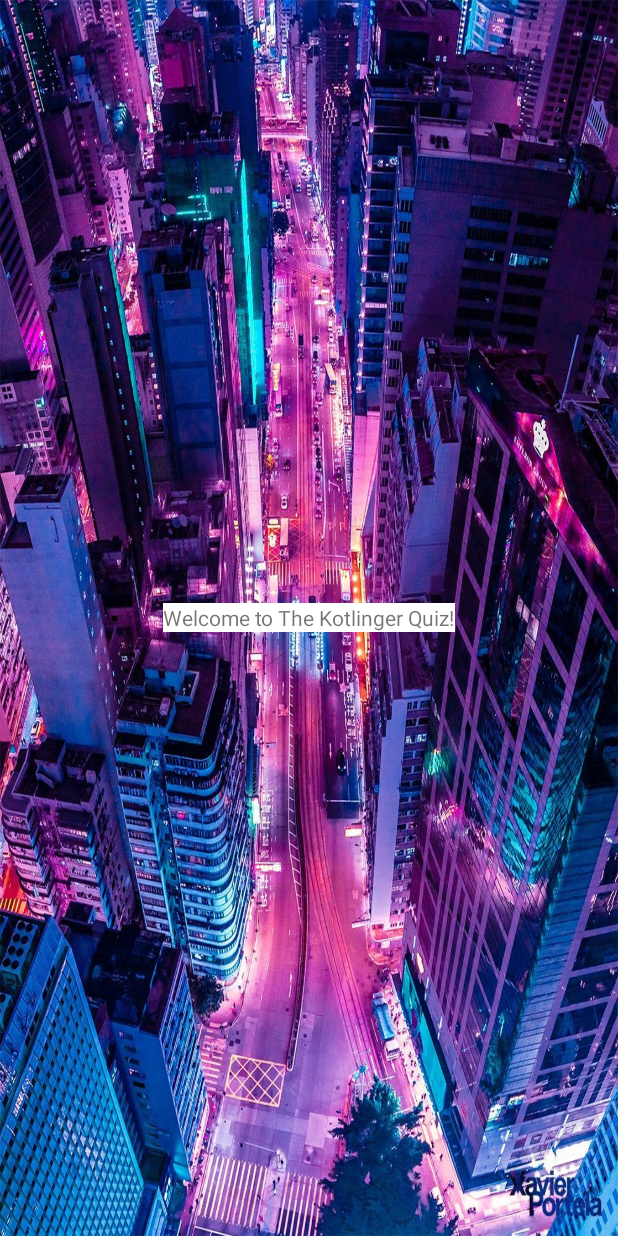
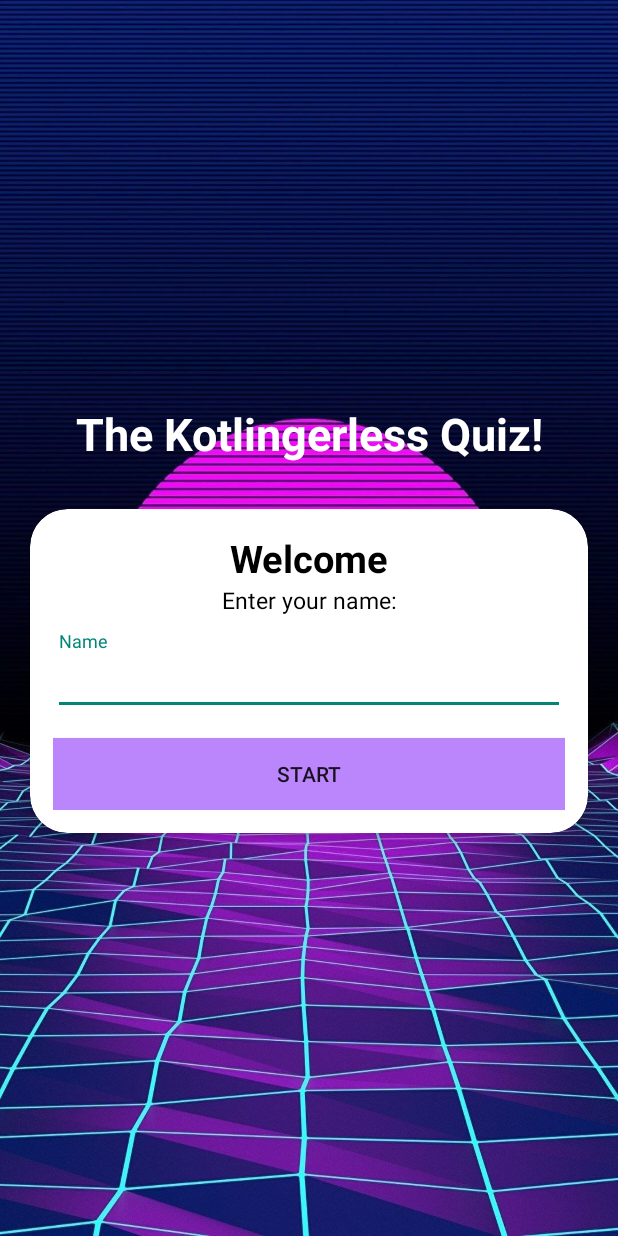
Before and after one commit to GaetanKarst/The-Kotlingerless-Quiz, an Android app: the screen it shows after launch (MainActivity), on a phone screen of 412 x 824 dp. Run offline under Robolectric (Android 15) with nearby library versions, the phone set to English and light mode, and no system bars.

Commit message:
1st screen UI done

```diff
--- a/app/build.gradle
+++ b/app/build.gradle
@@ -4,13 +4,13 @@ plugins {
 }
 
 android {
-    compileSdkVersion 30
-    buildToolsVersion "30.0.3"
+    compileSdkVersion 29
+    buildToolsVersion "29.0.0"
 
     defaultConfig {
         applicationId "com.example.quiz_app"
         minSdkVersion 21
-        targetSdkVersion 30
+        targetSdkVersion 29
         versionCode 1
         versionName "1.0"
 
--- a/app/src/main/AndroidManifest.xml
+++ b/app/src/main/AndroidManifest.xml
@@ -9,12 +9,13 @@
         android:roundIcon="@mipmap/ic_launcher_round"
         android:supportsRtl="true"
         android:theme="@style/Theme.Quiz_App">
-    <!-- Allow resizing of the UI when the keyboard is triggered in the app/force portrait orientation and custom action bar -->
-        <activity android:name=".MainActivity"
+        <activity android:name=".QuestionActivity"></activity>
+        <!-- Allow resizing of the UI when the keyboard is triggered in the app/force portrait orientation and custom action bar -->
+        <activity
+            android:name=".MainActivity"
             android:screenOrientation="portrait"
             android:theme="@style/NoActionBar"
-            android:windowSoftInputMode="adjustResize"
-            >
+            android:windowSoftInputMode="adjustResize">
             <intent-filter>
                 <action android:name="android.intent.action.MAIN" />
 
--- a/app/src/main/java/com/example/quiz_app/MainActivity.kt
+++ b/app/src/main/java/com/example/quiz_app/MainActivity.kt
@@ -1,11 +1,16 @@
 package com.example.quiz_app
 
+import android.os.Build
 import androidx.appcompat.app.AppCompatActivity
 import android.os.Bundle
+import android.view.View
 
 class MainActivity : AppCompatActivity() {
     override fun onCreate(savedInstanceState: Bundle?) {
         super.onCreate(savedInstanceState)
         setContentView(R.layout.activity_main)
+
+        // Hide status bar for immersive purpose (method deprecated on Android30)
+        window.decorView.systemUiVisibility = View.SYSTEM_UI_FLAG_FULLSCREEN
     }
 }
--- /dev/null
+++ b/app/src/main/java/com/example/quiz_app/QuestionActivity.kt
@@ -0,0 +1,11 @@
+package com.example.quiz_app
+
+import androidx.appcompat.app.AppCompatActivity
+import android.os.Bundle
+
+class QuestionActivity : AppCompatActivity() {
+    override fun onCreate(savedInstanceState: Bundle?) {
+        super.onCreate(savedInstanceState)
+        setContentView(R.layout.activity_question)
+    }
+}
--- a/app/src/main/res/layout/activity_main.xml
+++ b/app/src/main/res/layout/activity_main.xml
@@ -7,16 +7,74 @@
     android:gravity="center"
     android:orientation="vertical"
     android:background="@drawable/neon_background"
+    android:theme="@style/NoActionBar"
     tools:context=".MainActivity">
 
     <TextView
         android:layout_width="wrap_content"
         android:layout_height="wrap_content"
+        android:text="The Kotlingerless Quiz!"
+        android:layout_marginBottom="30dp"
+        android:textSize="30sp"
+        android:gravity="center"
+        android:textStyle="bold"
+        android:textColor="@color/white"/>
+
+    <androidx.cardview.widget.CardView
+        android:layout_width="match_parent"
+        android:layout_height="wrap_content"
+        android:gravity= "center"
+        android:layout_marginStart="20dp"
+        android:layout_marginEnd="20dp"
         android:background="@color/white"
-        android:text="Welcome to The Kotlinger Quiz!"
-        app:layout_constraintBottom_toBottomOf="parent"
-        app:layout_constraintLeft_toLeftOf="parent"
-        app:layout_constraintRight_toRightOf="parent"
-        app:layout_constraintTop_toTopOf="parent" />
+        app:cardCornerRadius="25dp"
+        app:cardElevation="5dp">
+        <LinearLayout
+            android:layout_width="match_parent"
+            android:layout_height="wrap_content"
+            android:orientation="vertical"
+            android:padding="15dp">
+            <TextView
+                android:layout_width="match_parent"
+                android:layout_height="wrap_content"
+                android:text="Welcome"
+                android:gravity="center"
+                android:textColor="@color/black"
+                android:textSize="25sp"
+                android:textStyle="bold" />
+            <TextView
+                android:layout_width="match_parent"
+                android:layout_height="wrap_content"
+                android:text="Enter your name:"
+                android:gravity="center"
+                android:textColor="@color/black"
+                android:textSize="15sp" />
 
+            <com.google.android.material.textfield.TextInputLayout
+                android:layout_width="match_parent"
+                android:layout_height="wrap_content"
+                android:layout_marginTop="10dp">
+                style="@style/Widget.MaterialComponents.TextInputLayout.OutlinedBox"
+
+                <androidx.appcompat.widget.AppCompatEditText
+                    android:layout_width="match_parent"
+                    android:layout_height="wrap_content"
+                    android:hint="Name"
+                    android:textColor="@color/black"
+                    android:textColorHint="#7A8089" />
+            </com.google.android.material.textfield.TextInputLayout>
+
+            <Button
+                android:id="@+id/start_button"
+                android:layout_width="match_parent"
+                android:layout_height="wrap_content"
+                android:layout_marginTop="15dp"
+                android:background="@color/purple_200"
+                android:text="Start"
+                >
+            </Button>
+
+        </LinearLayout>
+
+    </androidx.cardview.widget.CardView>
 </LinearLayout>
--- /dev/null
+++ b/app/src/main/res/layout/activity_question.xml
@@ -0,0 +1,11 @@
+<?xml version="1.0" encoding="utf-8"?>
+<LinearLayout xmlns:android="http://schemas.android.com/apk/res/android"
+    xmlns:app="http://schemas.android.com/apk/res-auto"
+    xmlns:tools="http://schemas.android.com/tools"
+    android:layout_width="match_parent"
+    android:layout_height="match_parent"
+    android:orientation="vertical"
+    android:background="@drawable/neon_background"
+    tools:context=".QuestionActivity">
+
+</LinearLayout>
```
Also changed, not shown: app/src/main/res/drawable/neon_background.jpeg.
